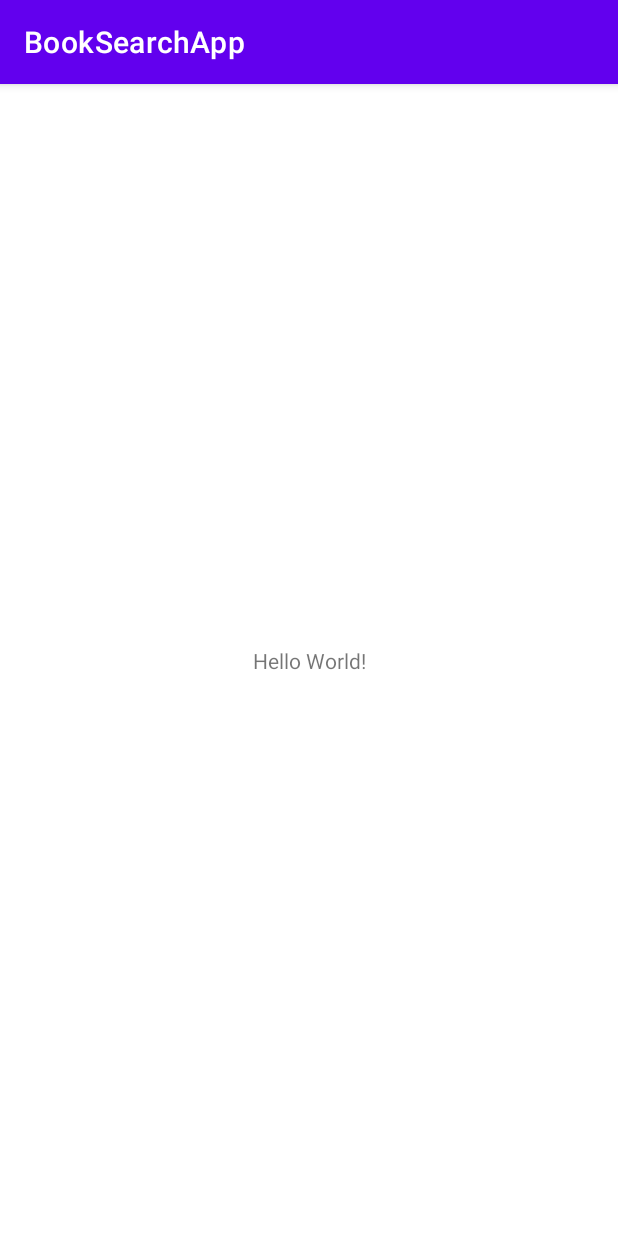
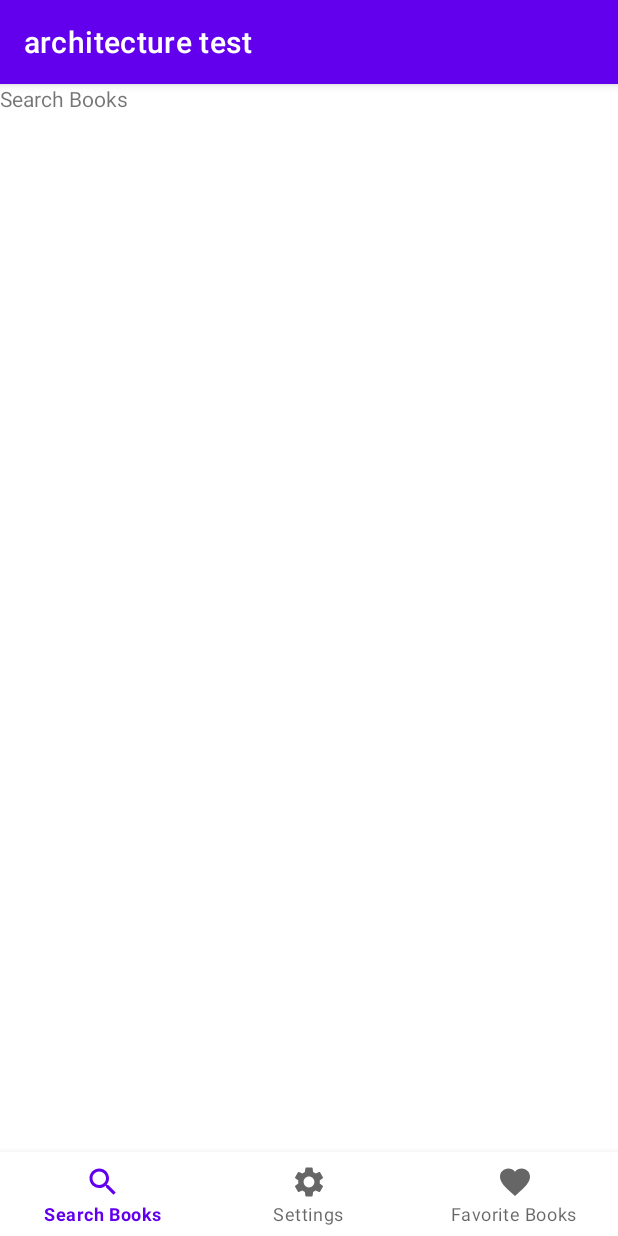
Before and after one commit to sprisao/BookSearchApp, an Android app: the screen it shows after launch (MainActivity), on a phone screen of 412 x 824 dp. Run offline under Robolectric (Android 15) with nearby library versions, the phone set to English and light mode, and no system bars.

Commit message:
앱 초기구조 작성

```diff
--- a/app/build.gradle
+++ b/app/build.gradle
@@ -29,6 +29,9 @@ android {
     kotlinOptions {
         jvmTarget = '1.8'
     }
+    buildFeatures {
+        viewBinding true
+    }
 }
 
 dependencies {
--- a/app/src/main/java/com/example/booksearchapp/MainActivity.kt
+++ b/app/src/main/java/com/example/booksearchapp/MainActivity.kt
@@ -2,10 +2,53 @@ package com.example.booksearchapp
 
 import android.os.Bundle
 import androidx.appcompat.app.AppCompatActivity
+import com.example.booksearchapp.databinding.ActivityMainBinding
+import com.example.booksearchapp.ui.view.FavoriteFragment
+import com.example.booksearchapp.ui.view.SearchFragment
+import com.example.booksearchapp.ui.view.SettingFragment
 
 class MainActivity : AppCompatActivity() {
+    /* MainActivity에 Viewbinding 추가*/
+    private val binding: ActivityMainBinding by lazy {
+        ActivityMainBinding.inflate(layoutInflater)
+    }
+
     override fun onCreate(savedInstanceState: Bundle?) {
         super.onCreate(savedInstanceState)
-        setContentView(R.layout.activity_main)
+
+        /*setContentView -> binding.root로 변경*/
+//        setContentView(R.layout.activity_main)
+        setContentView(binding.root)
+
+        setUpBottomNavigationView()
+        if (savedInstanceState == null) {
+            binding.bottomNavigationView.selectedItemId = R.id.fragment_search
+        }
+    }
+
+    private fun setUpBottomNavigationView() {
+        binding.bottomNavigationView.setOnNavigationItemSelectedListener {
+            when (it.itemId) {
+                R.id.fragment_search -> {
+                    supportFragmentManager.beginTransaction().replace(R.id.frame_layout, SearchFragment())
+                        .commit()
+                    true
+                }
+
+                R.id.fragment_favorite -> {
+                    supportFragmentManager.beginTransaction().replace(R.id.frame_layout, FavoriteFragment())
+                        .commit()
+                    true
+                }
+
+                R.id.fragment_setting -> {
+                    supportFragmentManager.beginTransaction().replace(R.id.frame_layout, SettingFragment())
+                        .commit()
+                    true
+                }
+
+                else -> false
+            }
+        }
     }
 }
--- /dev/null
+++ b/app/src/main/java/com/example/booksearchapp/ui/view/SearchFragment.kt
@@ -0,0 +1,34 @@
+package com.example.booksearchapp.ui.view
+
+import android.os.Bundle
+import android.view.LayoutInflater
+import android.view.View
+import android.view.ViewGroup
+import androidx.fragment.app.Fragment
+import com.example.booksearchapp.databinding.FragmentSearchBinding
+
+
+class SearchFragment : Fragment() {
+    private var _binding: FragmentSearchBinding? = null
+
+    /* binding을 get으로 한번 더 불러온다 하지만 왜? */
+    private val binding get() = _binding!!
+
+    override fun onCreateView(
+
+        inflater: LayoutInflater, container: ViewGroup?, savedInstanceState: Bundle?
+
+        /* 여기서 nullable 하게 처리한다 View가 없을 경우도 있으니*/
+
+    ): View? {
+        _binding = FragmentSearchBinding.inflate(inflater, container, false)
+        return binding.root
+    }
+
+    override fun onDestroyView() {
+        _binding = null
+        super.onDestroyView()
+    }
+
+
+}
--- /dev/null
+++ b/app/src/main/res/drawable/ic_baseline_favorite_24.xml
@@ -0,0 +1,5 @@
+<vector android:height="24dp" android:tint="#000000"
+    android:viewportHeight="24" android:viewportWidth="24"
+    android:width="24dp" xmlns:android="http://schemas.android.com/apk/res/android">
+    <path android:fillColor="@android:color/white" android:pathData="M12,21.35l-1.45,-1.32C5.4,15.36 2,12.28 2,8.5 2,5.42 4.42,3 7.5,3c1.74,0 3.41,0.81 4.5,2.09C13.09,3.81 14.76,3 16.5,3 19.58,3 22,5.42 22,8.5c0,3.78 -3.4,6.86 -8.55,11.54L12,21.35z"/>
+</vector>
--- /dev/null
+++ b/app/src/main/res/drawable/ic_baseline_search_24.xml
@@ -0,0 +1,5 @@
+<vector android:height="24dp" android:tint="#000000"
+    android:viewportHeight="24" android:viewportWidth="24"
+    android:width="24dp" xmlns:android="http://schemas.android.com/apk/res/android">
+    <path android:fillColor="@android:color/white" android:pathData="M15.5,14h-0.79l-0.28,-0.27C15.41,12.59 16,11.11 16,9.5 16,5.91 13.09,3 9.5,3S3,5.91 3,9.5 5.91,16 9.5,16c1.61,0 3.09,-0.59 4.23,-1.57l0.27,0.28v0.79l5,4.99L20.49,19l-4.99,-5zM9.5,14C7.01,14 5,11.99 5,9.5S7.01,5 9.5,5 14,7.01 14,9.5 11.99,14 9.5,14z"/>
+</vector>
--- /dev/null
+++ b/app/src/main/res/drawable/ic_baseline_settings_24.xml
@@ -0,0 +1,5 @@
+<vector android:height="24dp" android:tint="#000000"
+    android:viewportHeight="24" android:viewportWidth="24"
+    android:width="24dp" xmlns:android="http://schemas.android.com/apk/res/android">
+    <path android:fillColor="@android:color/white" android:pathData="M19.14,12.94c0.04,-0.3 0.06,-0.61 0.06,-0.94c0,-0.32 -0.02,-0.64 -0.07,-0.94l2.03,-1.58c0.18,-0.14 0.23,-0.41 0.12,-0.61l-1.92,-3.32c-0.12,-0.22 -0.37,-0.29 -0.59,-0.22l-2.39,0.96c-0.5,-0.38 -1.03,-0.7 -1.62,-0.94L14.4,2.81c-0.04,-0.24 -0.24,-0.41 -0.48,-0.41h-3.84c-0.24,0 -0.43,0.17 -0.47,0.41L9.25,5.35C8.66,5.59 8.12,5.92 7.63,6.29L5.24,5.33c-0.22,-0.08 -0.47,0 -0.59,0.22L2.74,8.87C2.62,9.08 2.66,9.34 2.86,9.48l2.03,1.58C4.84,11.36 4.8,11.69 4.8,12s0.02,0.64 0.07,0.94l-2.03,1.58c-0.18,0.14 -0.23,0.41 -0.12,0.61l1.92,3.32c0.12,0.22 0.37,0.29 0.59,0.22l2.39,-0.96c0.5,0.38 1.03,0.7 1.62,0.94l0.36,2.54c0.05,0.24 0.24,0.41 0.48,0.41h3.84c0.24,0 0.44,-0.17 0.47,-0.41l0.36,-2.54c0.59,-0.24 1.13,-0.56 1.62,-0.94l2.39,0.96c0.22,0.08 0.47,0 0.59,-0.22l1.92,-3.32c0.12,-0.22 0.07,-0.47 -0.12,-0.61L19.14,12.94zM12,15.6c-1.98,0 -3.6,-1.62 -3.6,-3.6s1.62,-3.6 3.6,-3.6s3.6,1.62 3.6,3.6S13.98,15.6 12,15.6z"/>
+</vector>
--- a/app/src/main/res/layout/activity_main.xml
+++ b/app/src/main/res/layout/activity_main.xml
@@ -5,14 +5,25 @@
 	xmlns:tools="http://schemas.android.com/tools"
 	android:layout_width="match_parent"
 	android:layout_height="match_parent"
-	tools:context=".MainActivity">
-    <TextView
-	    android:layout_width="wrap_content"
-	    android:layout_height="wrap_content"
-	    android:text="Hello World!"
-	    app:layout_constraintBottom_toBottomOf="parent"
-	    app:layout_constraintEnd_toEndOf="parent"
-	    app:layout_constraintStart_toStartOf="parent"
-	    app:layout_constraintTop_toTopOf="parent" />
+	tools:context=".MainActivity"
+	>
+	<FrameLayout
+		android:id="@+id/frame_layout"
+		android:layout_width="0dp"
+		android:layout_height="0dp"
+		app:layout_constraintBottom_toTopOf="@id/bottom_navigation_view"
+		app:layout_constraintEnd_toEndOf="parent"
+		app:layout_constraintStart_toStartOf="parent"
+		app:layout_constraintTop_toTopOf="parent"
+		/>
+	<com.google.android.material.bottomnavigation.BottomNavigationView
+		android:id="@+id/bottom_navigation_view"
+		android:layout_width="0dp"
+		android:layout_height="56dp"
+		app:layout_constraintBottom_toBottomOf="parent"
+		app:layout_constraintEnd_toEndOf="parent"
+		app:layout_constraintStart_toStartOf="parent"
+		app:menu="@menu/bottom_navigation_menu"
+		/>
 
   </androidx.constraintlayout.widget.ConstraintLayout>
--- /dev/null
+++ b/app/src/main/res/layout/fragment_search.xml
@@ -0,0 +1,17 @@
+<?xml version="1.0" encoding="utf-8"?>
+<FrameLayout
+	xmlns:android="http://schemas.android.com/apk/res/android"
+	xmlns:tools="http://schemas.android.com/tools"
+	android:layout_width="match_parent"
+	android:layout_height="match_parent"
+	tools:context=".ui.view.SearchFragment"
+	>
+
+    <!-- TODO: Update blank fragment layout -->
+	<TextView
+		android:layout_width="match_parent"
+		android:layout_height="match_parent"
+		android:text="@string/search"
+		/>
+
+</FrameLayout>
--- /dev/null
+++ b/app/src/main/res/menu/bottom_navigation_menu.xml
@@ -0,0 +1,21 @@
+<?xml version="1.0" encoding="utf-8"?>
+<menu
+	xmlns:android="http://schemas.android.com/apk/res/android">
+
+	<item
+		android:id="@+id/fragment_search"
+		android:title="@string/search"
+		android:icon="@drawable/ic_baseline_search_24"
+		/>
+	<item
+		android:id="@+id/fragment_setting"
+		android:title="@string/setting"
+		android:icon="@drawable/ic_baseline_settings_24"
+		/>
+	<item
+		android:id="@+id/fragment_favorite"
+		android:title="@string/favorite"
+		android:icon="@drawable/ic_baseline_favorite_24"
+		/>
+
+</menu>
--- a/app/src/main/res/values/strings.xml
+++ b/app/src/main/res/values/strings.xml
@@ -1,3 +1,9 @@
 <resources>
     <string name="app_name">BookSearchApp</string>
+	<!-- TODO: Remove or change this placeholder text -->
+	<string name="hello_blank_fragment">Hello blank fragment</string>
+	<string name="search">Search Books</string>
+	<string name="favorite">Favorite Books</string>
+	<string name="setting">Settings</string>
+
 </resources>
```
Also changed, not shown: app/src/main/AndroidManifest.xml (+10 -6 lines), app/src/main/java/com/example/booksearchapp/ui/view/FavoriteFragment.kt (added, +25 -0 lines), app/src/main/java/com/example/booksearchapp/ui/view/SettingFragment.kt (added, +26 -0 lines), app/src/main/res/layout/fragment_favorite.xml (added, +17 -0 lines), app/src/main/res/layout/fragment_setting.xml (added, +17 -0 lines).
